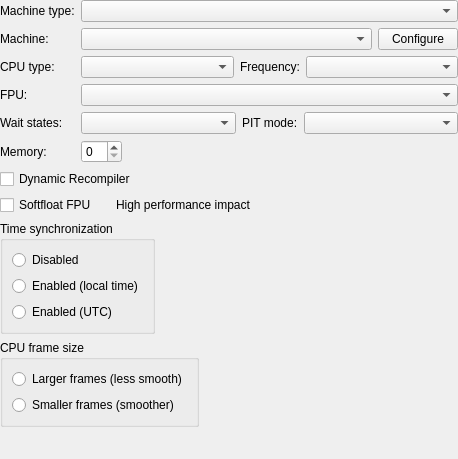
Qt form src/qt/qt_settingsmachine.ui (86Box/86Box) before a commit.
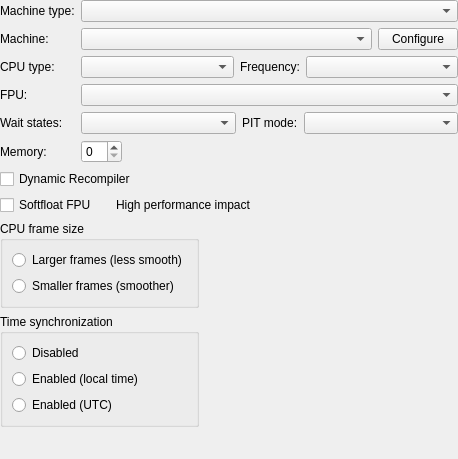
The same form after that commit.

Commit message:
Qt: .ui cleanup and tab order fixes
ALso fixes the uneven groupbox size on the machine settings page

What changed in the file:
```diff
--- a/src/qt/qt_settingsmachine.ui
+++ b/src/qt/qt_settingsmachine.ui
@@ -315,72 +315,102 @@
     </layout>
    </item>
    <item>
-    <widget class="QGroupBox" name="groupBox">
-     <property name="sizePolicy">
-      <sizepolicy hsizetype="Maximum" vsizetype="Preferred">
-       <horstretch>0</horstretch>
-       <verstretch>0</verstretch>
-      </sizepolicy>
-     </property>
-     <property name="title">
-      <string>Time synchronization</string>
-     </property>
-     <layout class="QGridLayout" name="gridLayout_2">
-      <item row="0" column="0">
-       <widget class="QRadioButton" name="radioButtonDisabled">
-        <property name="text">
-         <string>Disabled</string>
-        </property>
-       </widget>
-      </item>
-      <item row="2" column="0">
-       <widget class="QRadioButton" name="radioButtonUTC">
-        <property name="text">
-         <string>Enabled (UTC)</string>
-        </property>
-       </widget>
-      </item>
-      <item row="1" column="0">
-       <widget class="QRadioButton" name="radioButtonLocalTime">
-        <property name="text">
-         <string>Enabled (local time)</string>
-        </property>
-       </widget>
-      </item>
-     </layout>
-    </widget>
-   </item>
-   <item>
-    <widget class="QGroupBox" name="groupBox_2">
-     <property name="sizePolicy">
-      <sizepolicy hsizetype="Maximum" vsizetype="Maximum">
-       <horstretch>0</horstretch>
-       <verstretch>0</verstretch>
-      </sizepolicy>
-     </property>
-     <property name="title">
-      <string>CPU frame size</string>
-     </property>
-     <property name="alignment">
-      <set>Qt::AlignLeading|Qt::AlignLeft|Qt::AlignTop</set>
-     </property>
-     <layout class="QVBoxLayout" name="verticalLayout">
-      <item>
-       <widget class="QRadioButton" name="radioButtonLargerFrames">
-        <property name="text">
-         <string>Larger frames (less smooth)</string>
-        </property>
-       </widget>
-      </item>
-      <item>
-       <widget class="QRadioButton" name="radioButtonSmallerFrames">
-        <property name="text">
-         <string>Smaller frames (smoother)</string>
-        </property>
-       </widget>
-      </item>
-     </layout>
-    </widget>
+    <layout class="QGridLayout" name="gridLayout_2">
+     <item row="0" column="0">
+      <widget class="QGroupBox" name="groupBox_2">
+       <property name="sizePolicy">
+        <sizepolicy hsizetype="Maximum" vsizetype="Preferred">
+         <horstretch>0</horstretch>
+         <verstretch>0</verstretch>
+        </sizepolicy>
+       </property>
+       <property name="title">
+        <string>CPU frame size</string>
+       </property>
+       <property name="alignment">
+        <set>Qt::AlignLeading|Qt::AlignLeft|Qt::AlignTop</set>
+       </property>
+       <layout class="QVBoxLayout" name="verticalLayout_2">
+        <item>
+         <widget class="QRadioButton" name="radioButtonLargerFrames">
+          <property name="text">
+           <string>Larger frames (less smooth)</string>
+          </property>
+         </widget>
+        </item>
+        <item>
+         <widget class="QRadioButton" name="radioButtonSmallerFrames">
+          <property name="text">
+           <string>Smaller frames (smoother)</string>
+          </property>
+         </widget>
+        </item>
+       </layout>
+      </widget>
+     </item>
+     <item row="0" column="1">
+      <spacer name="horizontalSpacer">
+       <property name="orientation">
+        <enum>Qt::Horizontal</enum>
+       </property>
+       <property name="sizeHint" stdset="0">
+        <size>
+         <width>40</width>
+         <height>20</height>
+        </size>
+       </property>
+      </spacer>
+     </item>
+     <item row="1" column="0">
+      <widget class="QGroupBox" name="groupBox">
+       <property name="sizePolicy">
+        <sizepolicy hsizetype="Preferred" vsizetype="Preferred">
+         <horstretch>0</horstretch>
+         <verstretch>0</verstretch>
+        </sizepolicy>
+       </property>
+       <property name="title">
+        <string>Time synchronization</string>
+       </property>
+       <layout class="QVBoxLayout" name="verticalLayout">
+        <item>
+         <widget class="QRadioButton" name="radioButtonDisabled">
+          <property name="text">
+           <string>Disabled</string>
+          </property>
+         </widget>
+        </item>
+        <item>
+         <widget class="QRadioButton" name="radioButtonLocalTime">
+          <property name="text">
+           <string>Enabled (local time)</string>
+          </property>
+         </widget>
+        </item>
+        <item>
+         <widget class="QRadioButton" name="radioButtonUTC">
+          <property name="text">
+           <string>Enabled (UTC)</string>
+          </property>
+         </widget>
+        </item>
+       </layout>
+      </widget>
+     </item>
+     <item row="1" column="1">
+      <spacer name="horizontalSpacer_2">
+       <property name="orientation">
+        <enum>Qt::Horizontal</enum>
+       </property>
+       <property name="sizeHint" stdset="0">
+        <size>
+         <width>40</width>
+         <height>20</height>
+        </size>
+       </property>
+      </spacer>
+     </item>
+    </layout>
    </item>
    <item>
     <spacer name="verticalSpacer">
```
Left out of the diff: 184 changed lines with no effect on the pictures. The commit also changes 7 other files.
